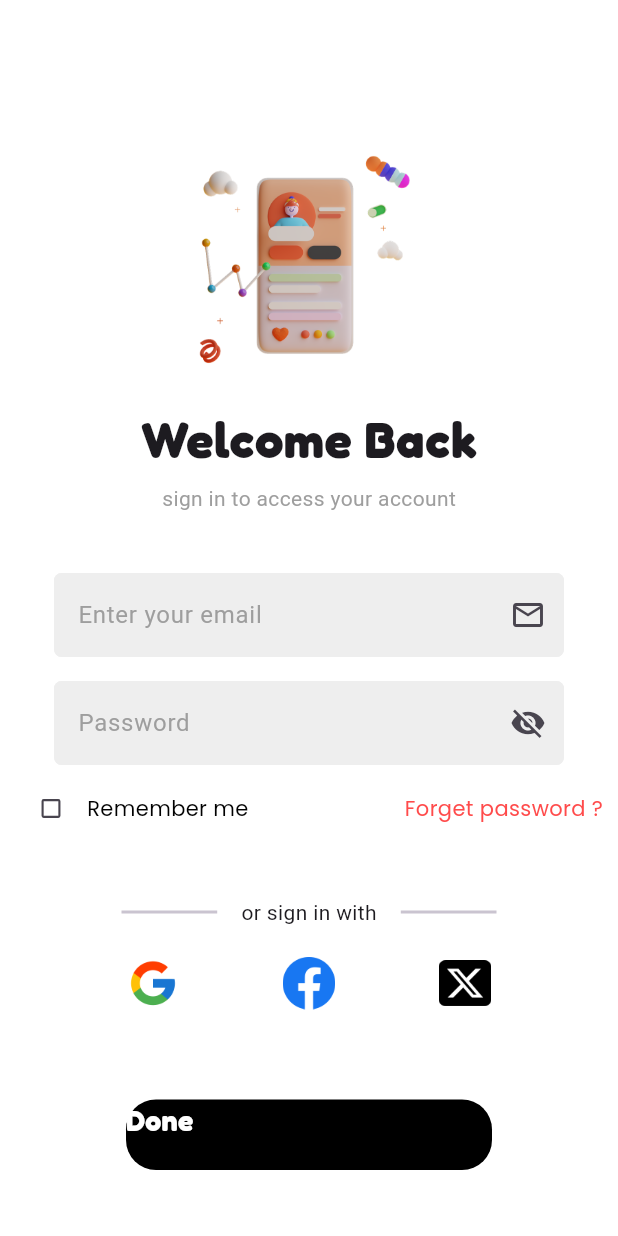
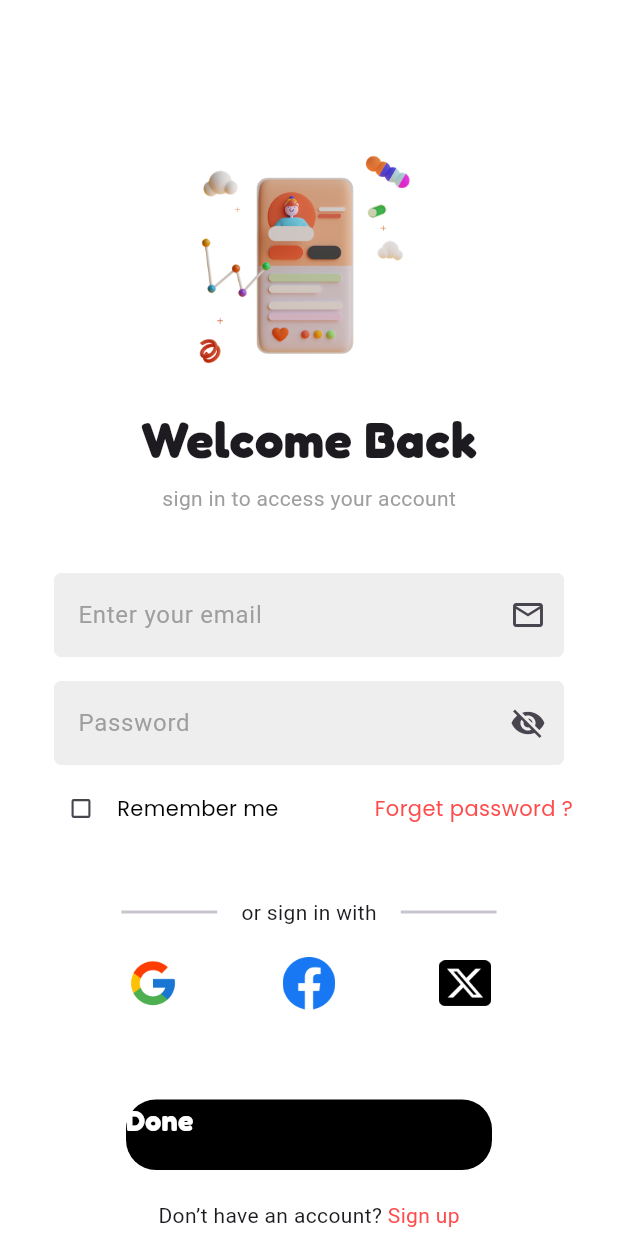
Before and after one commit to SalahHassan202/flutter-world-travel-app, a Flutter app: the LoginScreen screen opened directly, on a phone screen of 412 x 824 dp. Run offline on Flutter 3.47's test engine with Material 3 defaults, Android fonts, the phone set to English and light mode, and no system bars; our stand-ins replace gap, google_fonts.

Commit message:
update login screen

```diff
--- a/lib/pages/login_screen.dart
+++ b/lib/pages/login_screen.dart
@@ -2,6 +2,8 @@ import 'package:flutter/material.dart';
 import 'package:gap/gap.dart';
 import 'package:google_fonts/google_fonts.dart';
 import 'package:world_travel_app/pages/forget_password_screen.dart';
+import 'package:world_travel_app/pages/home_screen.dart';
+import 'package:world_travel_app/pages/sign_up_screen.dart';
 import 'package:world_travel_app/widgets/custom_container.dart';
 import 'package:world_travel_app/widgets/custom_text.dart';
 import 'package:world_travel_app/widgets/custom_text_field.dart';
@@ -22,6 +24,7 @@ class _LoginScreenState extends State<LoginScreen> {
       backgroundColor: Colors.white,
       body: Center(
         child: Column(
+          crossAxisAlignment: CrossAxisAlignment.center,
           children: [
             Gap(80),
             Image.asset(
@@ -57,7 +60,7 @@ class _LoginScreenState extends State<LoginScreen> {
             Gap(5),
 
             Padding(
-              padding: const EdgeInsets.symmetric(horizontal: 10),
+              padding: const EdgeInsets.symmetric(horizontal: 30),
               child: Row(
                 mainAxisAlignment: MainAxisAlignment.spaceBetween,
                 children: [
@@ -143,8 +146,31 @@ class _LoginScreenState extends State<LoginScreen> {
               ),
             ),
             Gap(60),
-            CustomContainer(text: 'Done'),
-            Gap(15),
+            InkWell(
+              onTap: () {
+                Navigator.push(
+                  context,
+                  MaterialPageRoute(builder: (c) => HomeScreen()),
+                );
+              },
+              child: CustomContainer(text: 'Done'),
+            ),
+            Gap(20),
+            Row(
+              mainAxisAlignment: MainAxisAlignment.center,
+              children: [
+                Text('Don’t have an account? '),
+                InkWell(
+                  onTap: () {
+                    Navigator.push(
+                      context,
+                      MaterialPageRoute(builder: (c) => SignUp()),
+                    );
+                  },
+                  child: Text('Sign up', style: TextStyle(color: primaryColor)),
+                ),
+              ],
+            ),
           ],
         ),
       ),
```
